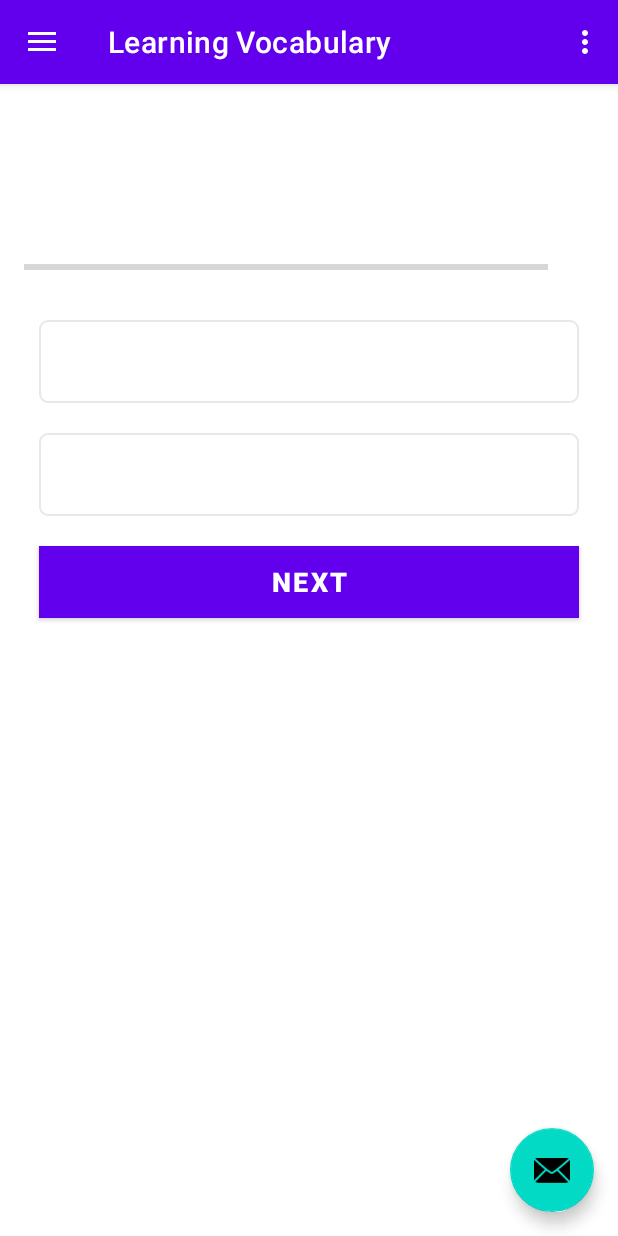
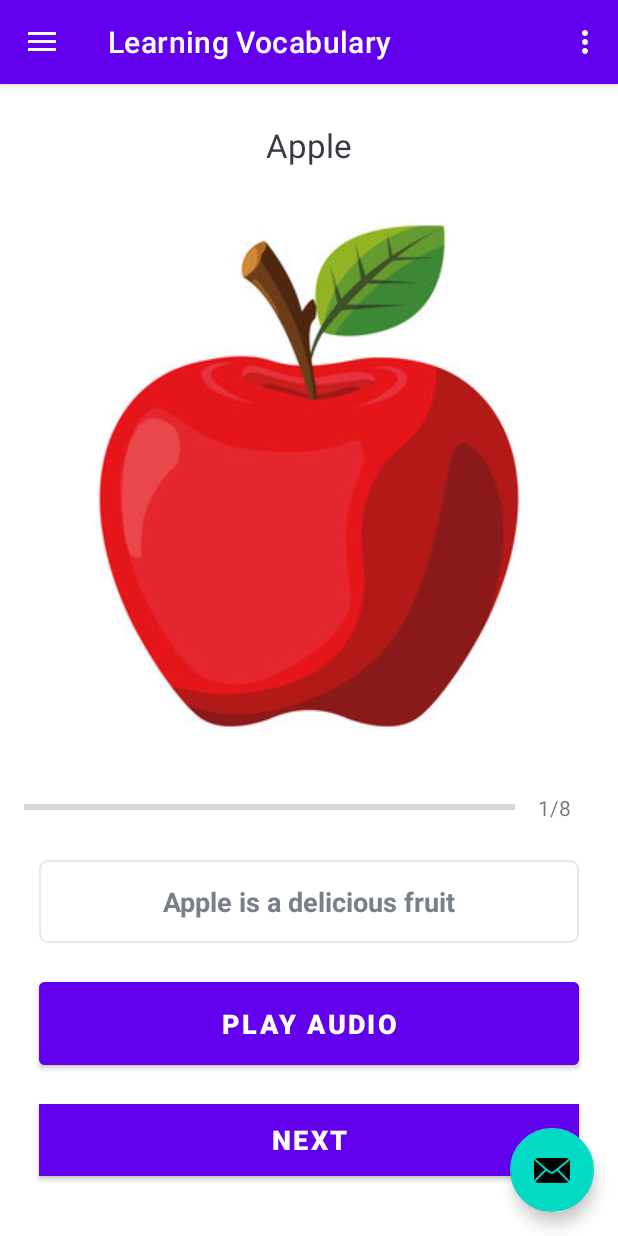
Before and after one commit to behnazkhalili84/EnglishTraining, an Android app: the MainActivity screen opened directly, with no data from a screen before it, in the side drawer, after a tap on "Learning Vocabulary", on a phone screen of 412 x 824 dp. Run offline under Robolectric (Android 15) with nearby library versions, the phone set to English and light mode, and no system bars; our stand-ins replace navigation-ui.

Commit message:
show word function and vocabulary UI added

```diff
--- a/app/src/main/java/com/example/englishtraining/ui/learningvocabulary/Constants1.kt
+++ b/app/src/main/java/com/example/englishtraining/ui/learningvocabulary/Constants1.kt
@@ -1,7 +1,6 @@
 package com.example.englishtraining.ui.learningvocabulary
 
 import com.example.englishtraining.R
-import com.example.englishtraining.ui.vocabularyquiz.VocabularyQuestion
 
 object Constants1 {
     const val USER_NAME: String = "user_name"
@@ -13,8 +12,8 @@
         val world1 = Vocabulary(
             1,"Apple",
             "Apple is a delicious fruit",
-            "R.drawable.apple",
-            "http://")
+            R.drawable.apple,
+            "En-us-apple.ogg")
          vocabularyList.add(world1)
 
 
@@ -23,8 +22,8 @@
             2,
             "Drink",
             "I like sweet drinks",
-            "R.drawable.drink",
-            "http://")
+            R.drawable.drink,
+            "En-us-drink.ogg")
 
         vocabularyList.add(world2)
 
@@ -33,8 +32,8 @@
             3,
             "Water",
             "she is thirsty, she needs water ",
-            "R.drawable.apple",
-            "http://")
+            R.drawable.water,
+            "En-us-water.ogg")
 
         vocabularyList.add(world3)
 
@@ -43,18 +42,18 @@
             4,
             "Juice",
             "I drink orange juice",
-            "R.drawable.juice",
-            "http://")
+            R.drawable.juice,
+            "En-us-juice.ogg")
 
         vocabularyList.add(world4)
 
         // 5
         val world5 = Vocabulary(
             5,
-            "Toes",
-            "My toes hurt",
-            "R.drawable.toes",
-            "http://")
+            "Toe",
+            "My toe hurts",
+            R.drawable.toes,
+            "En-us-toe.ogg")
 
         vocabularyList.add(world5)
 
@@ -63,8 +62,8 @@
             6,
             "Nose",
             "A big nose",
-            "R.drawable.nose",
-            "http://")
+            R.drawable.nose,
+            "En-us-nose.ogg")
 
         vocabularyList.add(world6)
 
@@ -73,8 +72,8 @@
             7,
             "Mouth",
             "A beautiful mouth",
-            "R.drawable.nose",
-            "http://")
+            R.drawable.mouth,
+            "En-us-mouth.ogg/")
 
         vocabularyList.add(world7)
 
@@ -82,8 +81,8 @@
         val world8 = Vocabulary(
             8,"Chair",
             "Sit down on the chair",
-            "R.drawable.apple",
-            "http://")
+            R.drawable.chair,
+            "En-us-chair.ogg")
 
         vocabularyList.add(world8)
 
@@ -98,7 +97,7 @@
             9,
             "Milk",
             "I drink milk every day",
-            "R.drawable.milk",
+            R.drawable.milk,
             "http://")
 
         vocabularyList.add(world9)
@@ -109,7 +108,7 @@
             10,
             "Sweet",
             "don't eat too much sweets",
-            "R.drawable.sweets",
+            R.drawable.sweets,
             "http://")
 
         vocabularyList.add(world10)
@@ -119,7 +118,7 @@
             11,
             "Cup",
             "I drink in my cup",
-            "R.drawable.cup",
+            R.drawable.cup,
             "http://")
 
         vocabularyList.add(world11)
@@ -129,7 +128,7 @@
             12,
             "Biscuit",
             "A chocolate biscuit",
-            "R.drawable.biscuit",
+            R.drawable.biscuit,
             "http://")
 
         vocabularyList.add(world12)
@@ -139,7 +138,7 @@
             13,
             "Mummy and baby",
             "Mummy loves her baby",
-            "R.drawable.mambaby",
+            R.drawable.mambaby,
             "http://")
 
         vocabularyList.add(world13)
@@ -149,7 +148,7 @@
             14,
             "Plate",
             "Please wash your plate",
-            "R.drawable.plate",
+            R.drawable.plate,
             "http://")
 
         vocabularyList.add(world14)
@@ -159,7 +158,7 @@
             15,
             "Table",
             "I ate at the table",
-            "R.drawable.table",
+            R.drawable.table,
             "http://")
 
         vocabularyList.add(world15)
@@ -168,7 +167,7 @@
         val world16 = Vocabulary(
             16,
             "Daddy", "I love my daddy",
-            "R.drawable.dady",
+            R.drawable.dady,
             "http://")
 
         vocabularyList.add(world16)
--- a/app/src/main/java/com/example/englishtraining/ui/learningvocabulary/LearningVocabulary.kt
+++ b/app/src/main/java/com/example/englishtraining/ui/learningvocabulary/LearningVocabulary.kt
@@ -8,10 +8,7 @@
 import android.view.LayoutInflater
 import android.view.View
 import android.view.ViewGroup
-import android.widget.ImageView
-import android.widget.ProgressBar
-import android.widget.TextView
-import android.widget.Toast
+import android.widget.*
 import androidx.fragment.app.viewModels
 import androidx.lifecycle.Observer
 import androidx.recyclerview.widget.LinearLayoutManager
@@ -19,6 +16,7 @@
 import com.example.englishtraining.R
 import com.example.englishtraining.ui.vocabularyquiz.VocabularyQuiz
 import com.google.android.material.button.MaterialButton
+import java.io.IOException
 
 
 private const val ARG_PARAM1 = "param1"
@@ -34,7 +32,7 @@
     private lateinit var tvProgress: TextView
     private lateinit var tvWord: TextView
     private lateinit var tvexampleSentence: TextView
-    private lateinit var tvaudioUrl: TextView
+    private lateinit var tvaudioUrl: MaterialButton
 
     private lateinit var btnNext: MaterialButton
 
@@ -45,8 +43,13 @@
         // Inflate the layout for this fragment
         val view = inflater.inflate(R.layout.fragment_learning_vocabulary, container, false)
         setupUI(view)
+       setupObservers()
         setupListeners()
-//       setWord(0)
+
+//        viewModel.currentPosition.observe(viewLifecycleOwner, Observer { position ->
+//            setWord(position)
+//        })
+        viewModel.setWord(0)
         return view
 
     }
@@ -57,8 +60,20 @@
         tvProgress = view.findViewById(R.id.tv_progress)
         tvWord = view.findViewById(R.id.tv_word)
         tvexampleSentence = view.findViewById(R.id.tv_exampleSentence)
-        tvaudioUrl = view.findViewById(R.id.tvaudioUrl)
+        tvaudioUrl = view.findViewById(R.id.btn_play_audio)
         btnNext = view.findViewById(R.id.btn_next)
+
+//        viewModel.vocabularyList.observe(viewLifecycleOwner, Observer { vocabularyList ->
+//            progressBar.max = vocabularyList?.size ?: 0
+//        })
+    }
+
+    private fun setupObservers() {
+        viewModel.currentPosition.observe(viewLifecycleOwner, Observer { position ->
+            Log.d("HAHAHA VocabularyLearning", "Current Position: $position")
+            setWord(position)
+        })
+
     }
 
     private fun setupListeners() {
@@ -76,48 +91,55 @@
             viewModel.setWord(newPosition)
 
             // Update the button text
-            btnNext.text = if (newPosition == viewModel.vocabularyList.value?.size?.minus(1)) "FINISH" else "NEXT"
+            btnNext.text =  if (viewModel.currentPosition.value == viewModel.vocabularyList.value?.size) "FINISH" else "NEXT"
         } else {
             // Display a message indicating that the lesson is completed
             Toast.makeText(activity, "Lesson Completed", Toast.LENGTH_SHORT).show()
+            viewModel.setWord((viewModel.currentPosition.value ?: 0) + 1)
+            btnNext.text = "Next"
         }
     }
 
-    @SuppressLint("SetTextI18n")
+
     private fun setWord(position: Int) {
         val vocabularyList = viewModel.vocabularyList.value
         if (position < (vocabularyList?.size ?: 0)) {
             val word = vocabularyList?.get(position)
 
+            Log.d("LALALA VocabularyLearning", "Setting word: $word")
+
             tvWord.text = word?.word
-            ivImage.setImageResource((word?.imageRes ?: R.drawable.apple) as Int)
+            ivImage.setImageResource(word?.imageRes ?: R.drawable.apple)
             progressBar.progress = position
             tvProgress.text = "${position + 1}/${progressBar.max}"
             tvexampleSentence.text = word?.exampleSentence
             // Play audio
-            playAudio(word?.audioUrl ?: "")
+//            playAudio(word?.audioUrl ?: "")
 
 
         } else {
             Toast.makeText(activity, "Quiz Completed", Toast.LENGTH_SHORT).show()
-            // Handle quiz completion logic here
         }
     }
 
 
-
-    private fun playAudio(audioUrl: String) {
-        val mediaPlayer = MediaPlayer().apply {
-            setDataSource(audioUrl)
-            prepare()
-            start()
-        }
-        mediaPlayer.setOnCompletionListener {
-            it.release()
-        }
-    }
-
-
+//
+//    private fun playAudio(audioUrl: String) {
+//        try {
+//            val mediaPlayer = MediaPlayer().apply {
+//                setDataSource(audioUrl)
+//                prepare()
+//                start()
+//            }
+//            mediaPlayer.setOnCompletionListener {
+//                it.release()
+//            }
+//        } catch (e: IOException) {
+//            Log.e("LearningVocabulary", "Unable to create media player", e)
+//            Toast.makeText(activity, "Unable to play audio", Toast.LENGTH_SHORT).show()
+//        }
+//
+//    }
     companion object {
         @JvmStatic
         fun newInstance(param1: String, param2: String) =
--- a/app/src/main/java/com/example/englishtraining/ui/learningvocabulary/Vocabulary.kt
+++ b/app/src/main/java/com/example/englishtraining/ui/learningvocabulary/Vocabulary.kt
@@ -1,9 +1,9 @@
 package com.example.englishtraining.ui.learningvocabulary
 
 data class Vocabulary(
-    val id : Int,
+    val id: Int,
     val word: String,
     val exampleSentence: String,
-    val imageRes: String,
+    val imageRes: Int,
     val audioUrl: String
 )
--- /dev/null
+++ b/app/src/main/res/drawable/baseline_play_circle_outline_24.xml
@@ -0,0 +1,5 @@
+<vector android:height="24dp" android:tint="#000000"
+    android:viewportHeight="24" android:viewportWidth="24"
+    android:width="24dp" xmlns:android="http://schemas.android.com/apk/res/android">
+    <path android:fillColor="@android:color/white" android:pathData="M10,16.5l6,-4.5 -6,-4.5v9zM12,2C6.48,2 2,6.48 2,12s4.48,10 10,10 10,-4.48 10,-10S17.52,2 12,2zM12,20c-4.41,0 -8,-3.59 -8,-8s3.59,-8 8,-8 8,3.59 8,8 -3.59,8 -8,8z"/>
+</vector>
--- a/app/src/main/res/layout/fragment_learning_vocabulary.xml
+++ b/app/src/main/res/layout/fragment_learning_vocabulary.xml
@@ -51,7 +51,7 @@
                     android:layout_height="wrap_content"
                     android:layout_weight="1"
                     android:indeterminate="false"
-                    android:max="10"
+                    android:max="8"
                     android:minHeight="50dp"
                     android:progress="0" />
 
@@ -63,7 +63,7 @@
                     android:padding="15dp"
                     android:textColorHint="#7A8089"
                     android:textSize="14sp"
-                    tools:text="0/10" />
+                    tools:text="0/8" />
         </LinearLayout>
 
         <TextView
@@ -76,22 +76,21 @@
                 android:padding="15dp"
                 android:textColor="#7A8089"
                 android:textSize="18sp"
-                tools:text="Apple is a delicious fruit" />
+                tools:text="Apple is a delicious fruit" android:textStyle="bold"/>
 
-        <TextView
-                android:id="@+id/tvaudioUrl"
+        <com.google.android.material.button.MaterialButton
+                android:id="@+id/btn_play_audio"
                 android:layout_width="match_parent"
                 android:layout_height="wrap_content"
-                android:layout_marginStart="10dp"
-                android:layout_marginTop="10dp"
-                android:layout_marginEnd="10dp"
-                android:layout_marginBottom="10dp"
-                android:background="@drawable/default_option_border_bg"
-                android:gravity="center"
+                android:layout_margin="10dp"
+                android:backgroundTint="@color/design_default_color_primary"
+                android:textColor="@android:color/white"
+                android:icon="@drawable/baseline_play_circle_outline_24"
+                android:iconGravity="textEnd"
+                android:text="@string/play_audio1"
                 android:padding="15dp"
-                android:textColor="#7A8089"
                 android:textSize="18sp"
-                tools:text="appl.url" />
+                android:textStyle="bold" />
 
 
 
--- /dev/null
+++ b/app/src/main/res/layout/ic_play_arrow.xml
@@ -0,0 +1,6 @@
+<?xml version="1.0" encoding="utf-8"?>
+<LinearLayout xmlns:android="http://schemas.android.com/apk/res/android"
+              android:layout_width="match_parent"
+              android:layout_height="match_parent">
+
+</LinearLayout>
--- /dev/null
+++ b/app/src/main/res/values/ids.xml
@@ -0,0 +1,4 @@
+<?xml version="1.0" encoding="utf-8"?>
+<resources>
+    <item name="btn_play_audio" type="id"/>
+</resources>
--- a/app/src/main/res/values/strings.xml
+++ b/app/src/main/res/values/strings.xml
@@ -26,4 +26,5 @@
     <string name="hey_congratulations">Hey, Congratulations!</string>
     <string name="finish">FINISH</string>
     <string name="next">NEXT</string>
+    <string name="play_audio1">Play Audio</string>
 </resources>
```
Also changed, not shown: app/src/main/java/com/example/englishtraining/ui/learningvocabulary/VocabularyAdapter.kt (deleted, +0 -62 lines), app/src/main/java/com/example/englishtraining/ui/learningvocabulary/VocabularyViewModel.kt (+31 -1 lines).
